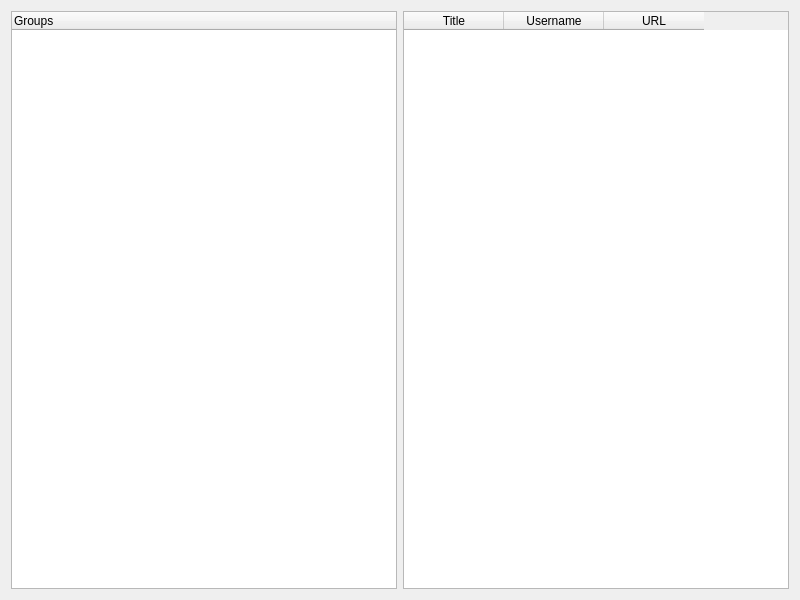
yassine20011/KeeBox, file source/gui/VaultWidget.ui: the form before one commit.
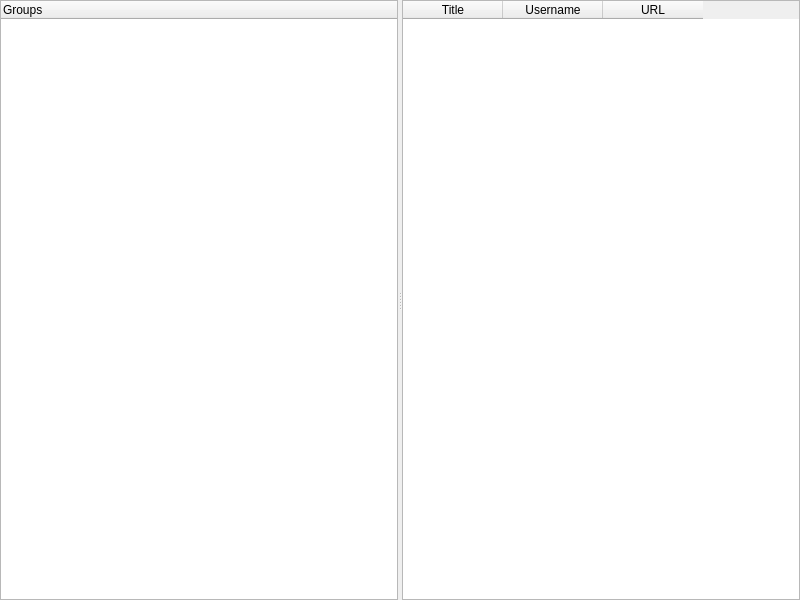
The form after the commit.

Commit message: Implemented a hierarchical group management in Vault UI

```diff
--- a/source/gui/VaultWidget.ui
+++ b/source/gui/VaultWidget.ui
@@ -14,7 +14,23 @@
    <string>Vault</string>
   </property>
   <layout class="QHBoxLayout" name="horizontalLayout">
+   <property name="leftMargin">
+    <number>0</number>
+   </property>
+   <property name="topMargin">
+    <number>0</number>
+   </property>
+   <property name="rightMargin">
+    <number>0</number>
+   </property>
+   <property name="bottomMargin">
+    <number>0</number>
+   </property>
    <item>
+    <widget class="QSplitter" name="splitter">
+     <property name="orientation">
+      <enum>Qt::Horizontal</enum>
+     </property>
     <widget class="QTreeWidget" name="groupsTree">
      <property name="headerHidden">
       <bool>false</bool>
@@ -25,8 +41,6 @@
       </property>
      </column>
     </widget>
-   </item>
-   <item>
     <widget class="QTableWidget" name="entriesTable">
      <column>
       <property name="text">
@@ -43,6 +57,7 @@
        <string>URL</string>
       </property>
      </column>
+     </widget>
     </widget>
    </item>
   </layout>
```
Left out of the diff: 6 changed lines with no effect on the pictures. Lines whose indentation alone changed are shown as unchanged. The commit also changes 4 other files.
